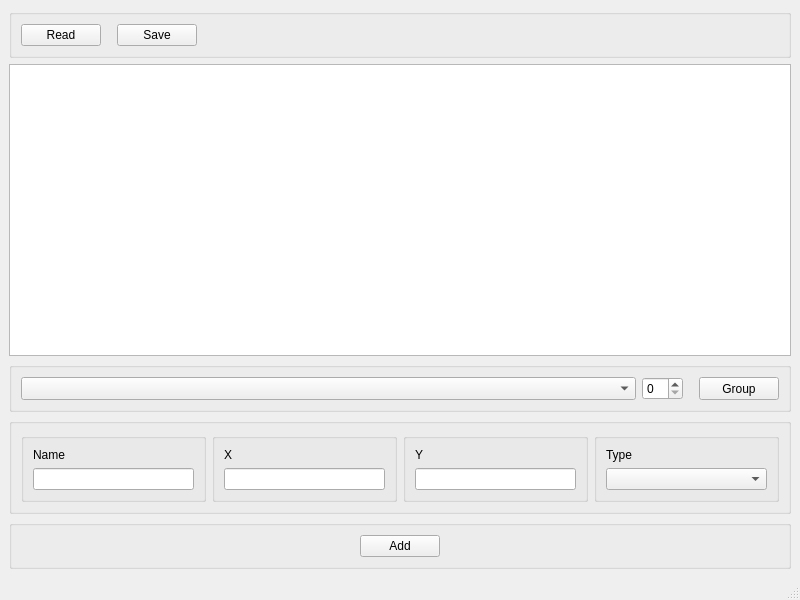
Above: mainwindow.ui from Ercos2/object_from_file before the change. Below: the same form after it.
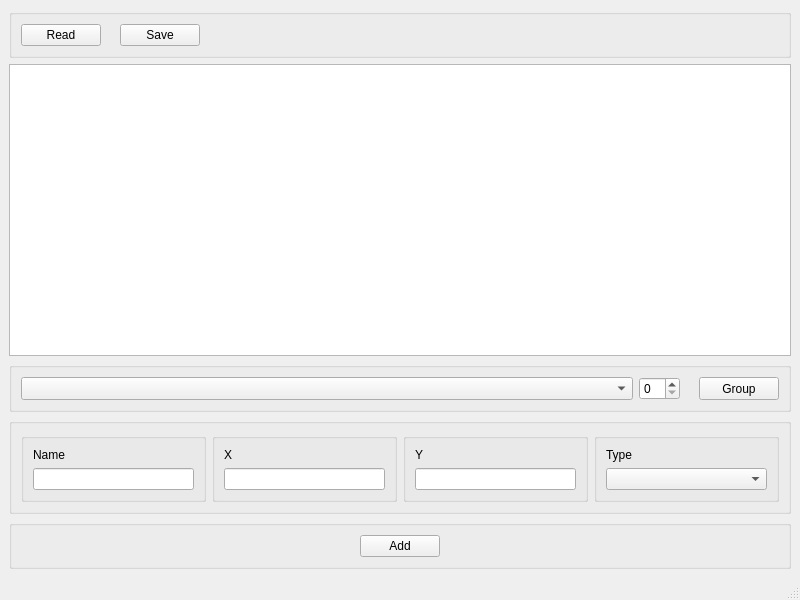
That is the form after the change.

The edit to the form file:
```diff
--- a/mainwindow.ui
+++ b/mainwindow.ui
@@ -31,7 +31,7 @@
        <item>
         <widget class="QLabel" name="read_label">
          <property name="text">
-          <string> </string>
+          <string/>
          </property>
         </widget>
        </item>
@@ -96,7 +96,7 @@
        <item>
         <widget class="QLabel" name="group_label">
          <property name="text">
-          <string> </string>
+          <string/>
          </property>
         </widget>
        </item>
```
Left out of the diff: 4 changed lines with no effect on the pictures.
